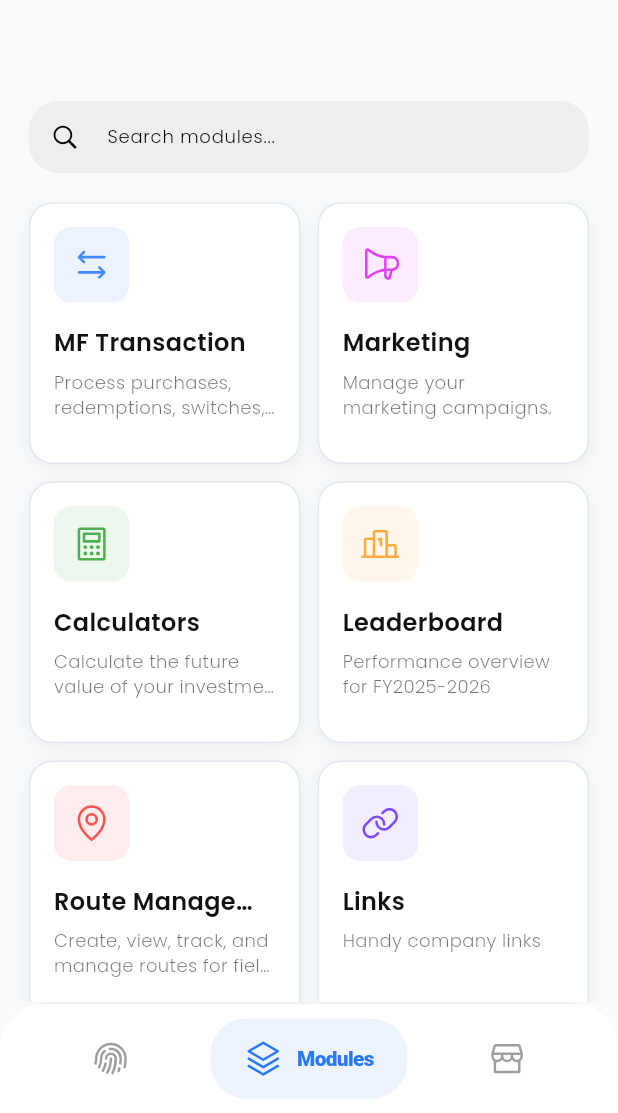
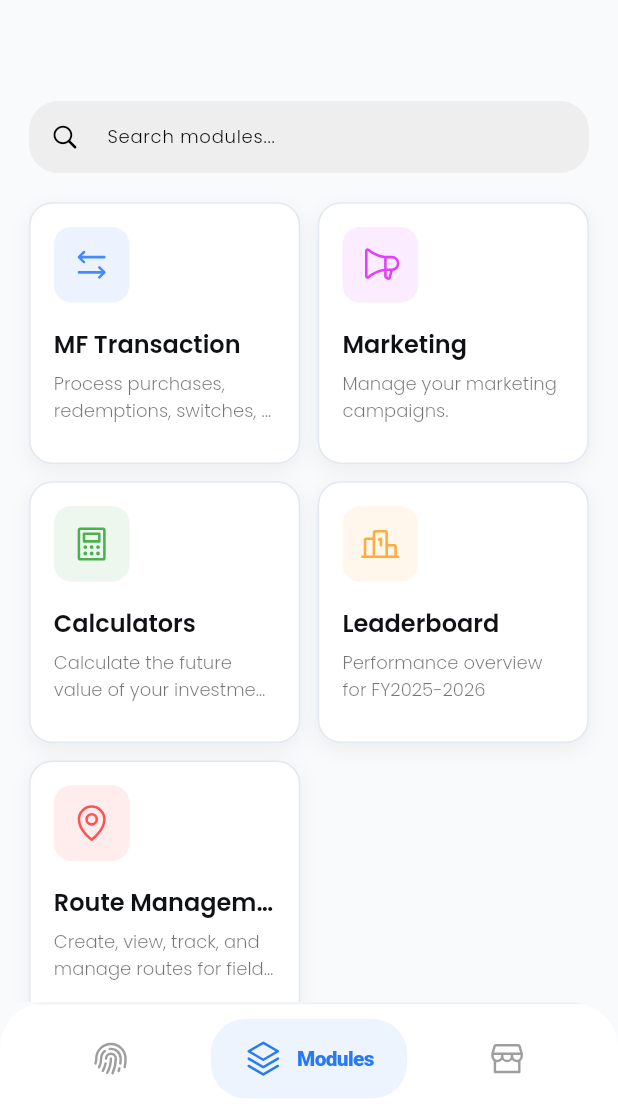
Before and after one commit to aayushman024/mnivesh_central, a Flutter app: the MainScreen screen opened directly, on a phone screen of 412 x 824 dp, the part 123-1236 px from its top. Run offline on Flutter 3.47's test engine with Material 3 defaults, Android fonts, the phone set to English and light mode, and no system bars; our stand-ins replace app_links, cached_network_image, device_info_plus, dio, firebase_core, firebase_messaging and 10 more; missing offline and left inert: dart:ffi, flutter_downloader, installed_apps; accounts and stored records are empty; network calls fail.

Commit message:
feat(ui): implement search highlighting in ModuleScreen and update assets
This commit introduces a text highlighting feature in the `ModuleScreen` to improve the search experience and performs minor cleanup across configuration and view model files. It also includes an update to the iOS app icon assets.

- **feat(ui): highlight search results in `ModuleScreen`**
  - Added `_buildHighlightedText` helper to `ModuleScreen` which uses `RichText` and `TextSpan` to highlight matches for the active search query.
  - Applied the highlighting logic to both module titles and descriptions within the module cards.
  - Updated `_buildModuleCard` to accept the current `searchQuery` as a parameter.

- **refactor(modules): remove "Links" module**
  - Removed the "Links" item from `moduleScreen_data.dart`, reducing the list of available modules.

- **chore(config): update `pubspec.yaml` and cleanup**
  - Removed `remove_alpha_ios: true` from the `flutter_launcher_icons` configuration.
  - Cleaned up unused comments and TODOs in `mfTransForm_viewModel.dart`.

- **assets(ios): update app icons**
  - Updated all standard iOS app icon sizes (20x20 through 1024x1024) in the `AppIcon.appiconset` asset catalog.

```diff
--- a/lib/Models/moduleScreen_data.dart
+++ b/lib/Models/moduleScreen_data.dart
@@ -58,11 +58,4 @@ final List<ModuleItem> appModules = [
     icon: PhosphorIconsRegular.mapPin,
     baseColor: Colors.redAccent,
   ),
-  ModuleItem(
-    title: "Links",
-    description: "Handy company links",
-    icon: PhosphorIconsRegular.link,
-    baseColor: Colors.deepPurpleAccent,
-    //targetScreen: const MarketingScreen(),
-  ),
 ];
--- a/lib/ViewModels/mfTransForm_viewModel.dart
+++ b/lib/ViewModels/mfTransForm_viewModel.dart
@@ -703,6 +703,3 @@ final mfTransFormProvider =
     StateNotifierProvider<MfTransFormNotifier, MfTransFormState>(
       (ref) => MfTransFormNotifier(),
     );
-
-//convert folio to dropdown
-//captial apprec. registration stp date missing
--- a/lib/Views/Screens/ModuleScreen.dart
+++ b/lib/Views/Screens/ModuleScreen.dart
@@ -31,6 +31,42 @@ class _ModulesScreenState extends State<ModulesScreen> {
     return 2;
   }
 
+  // Splits text into spans to highlight the active search query
+  TextSpan _buildHighlightedText(String text, String query, TextStyle style) {
+    if (query.isEmpty) return TextSpan(text: text, style: style);
+
+    final lowercaseText = text.toLowerCase();
+    final lowercaseQuery = query.toLowerCase();
+    final spans = <TextSpan>[];
+    int start = 0;
+
+    while (true) {
+      final index = lowercaseText.indexOf(lowercaseQuery, start);
+      if (index == -1) {
+        spans.add(TextSpan(text: text.substring(start), style: style));
+        break;
+      }
+
+      if (index > start) {
+        spans.add(TextSpan(text: text.substring(start, index), style: style));
+      }
+
+      spans.add(
+        TextSpan(
+          text: text.substring(index, index + query.length),
+          style: style.copyWith(
+            backgroundColor: Colors.amber.withOpacity(0.4),
+            color: style.color,
+          ),
+        ),
+      );
+
+      start = index + query.length;
+    }
+
+    return TextSpan(children: spans);
+  }
+
   @override
   Widget build(BuildContext context) {
     SizeUtil.init(context);
@@ -51,7 +87,6 @@ class _ModulesScreenState extends State<ModulesScreen> {
       slivers: [
         const HomeSliverAppBar(),
 
-        // Search bar
         SliverPadding(
           padding: EdgeInsets.fromLTRB(padding, padding, padding, 0),
           sliver: SliverToBoxAdapter(
@@ -104,6 +139,7 @@ class _ModulesScreenState extends State<ModulesScreen> {
                 (context, index) => _buildModuleCard(
                   context: context,
                   item: filteredModules[index],
+                  searchQuery: _searchQuery,
                 ),
                 childCount: filteredModules.length,
               ),
@@ -122,6 +158,7 @@ class _ModulesScreenState extends State<ModulesScreen> {
   Widget _buildModuleCard({
     required BuildContext context,
     required ModuleItem item,
+    required String searchQuery,
   }) {
     final isDark = Theme.of(context).brightness == Brightness.dark;
     final String heroTag = 'module_card_${item.title}';
@@ -185,23 +222,29 @@ class _ModulesScreenState extends State<ModulesScreen> {
                   child: Icon(item.icon, color: item.baseColor, size: 28.sdp),
                 ),
                 SizedBox(height: 16.sdp),
-                Text(
-                  item.title,
-                  style: AppTextStyle.bold.normal(
-                    isDark ? Colors.white : const Color(0xFF0F1115),
-                  ),
+                RichText(
                   maxLines: 1,
                   overflow: TextOverflow.ellipsis,
+                  text: _buildHighlightedText(
+                    item.title,
+                    searchQuery,
+                    AppTextStyle.bold.normal(
+                      isDark ? Colors.white : const Color(0xFF0F1115),
+                    ),
+                  ),
                 ),
                 SizedBox(height: 6.sdp),
                 Expanded(
-                  child: Text(
-                    item.description,
-                    style: AppTextStyle.light.small(
-                      isDark ? Colors.white70 : Colors.black54,
-                    ),
+                  child: RichText(
                     maxLines: 2,
                     overflow: TextOverflow.ellipsis,
+                    text: _buildHighlightedText(
+                      item.description,
+                      searchQuery,
+                      AppTextStyle.light.small(
+                        isDark ? Colors.white70 : Colors.black54,
+                      ),
+                    ),
                   ),
                 ),
               ],
--- a/pubspec.yaml
+++ b/pubspec.yaml
@@ -53,9 +53,5 @@ flutter_launcher_icons:
 
   # Main launcher icon
   image_path: "assets/mNiveshIcon.png"
-
-  # iOS optimization
-  remove_alpha_ios: true
-
   # Android minimum supported SDK
   min_sdk_android: 21
```
Also changed, not shown: 21 other files.
